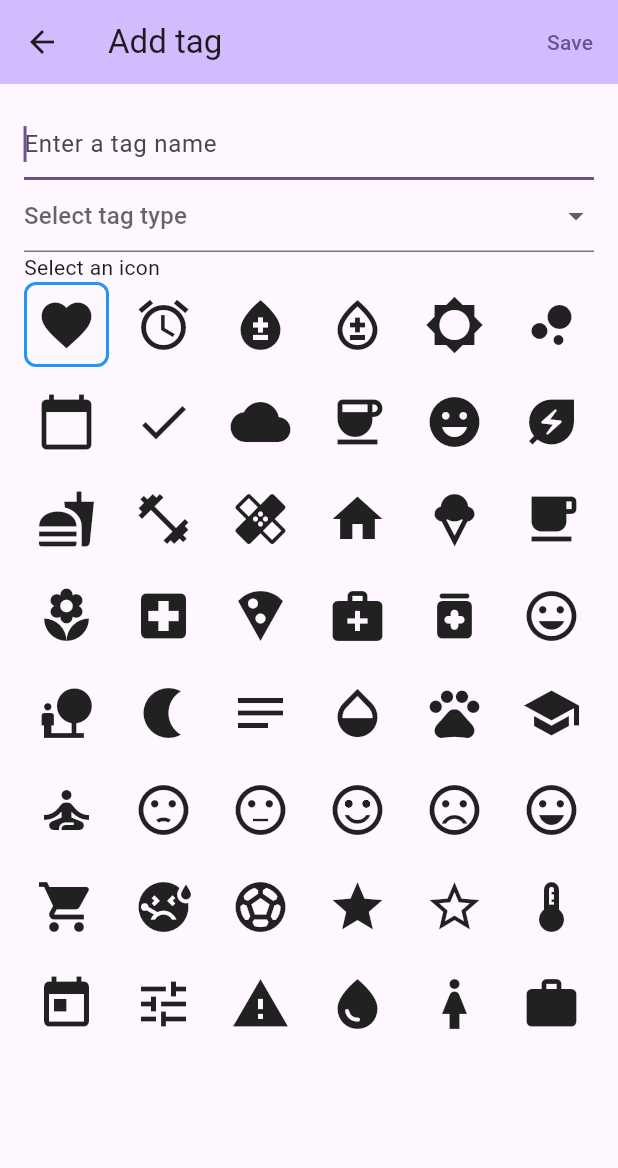
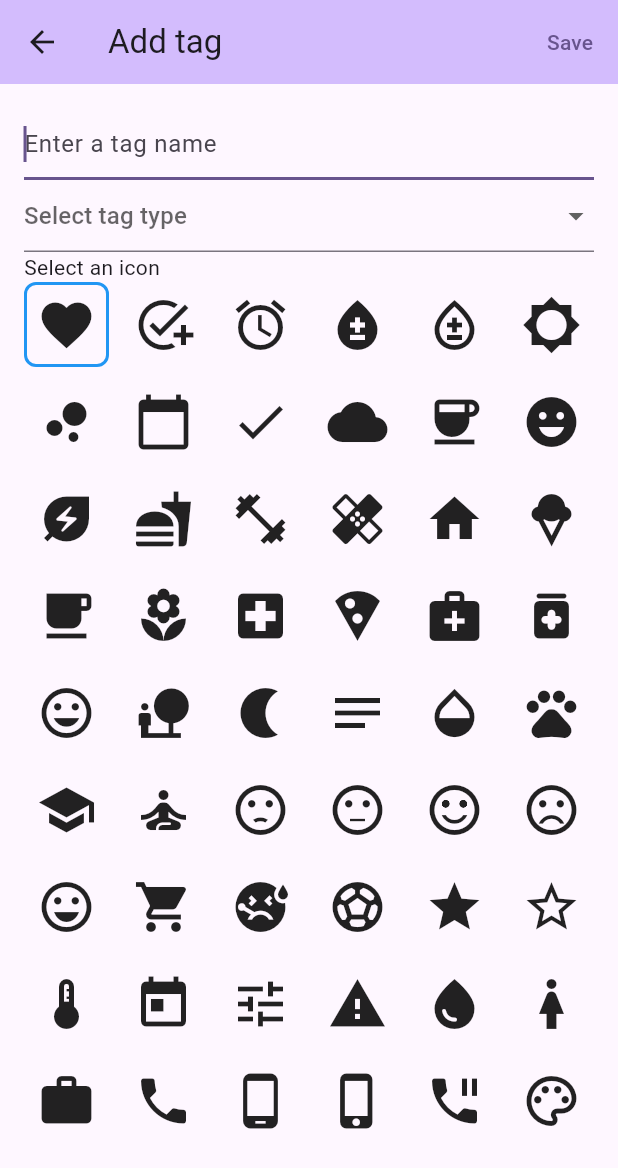
Before and after one commit to HoppenR/flutter-journal-app, a Flutter app: the screen it shows after launch, after a tap on the "arrow forward" icon, after a tap on the "add" icon, on a phone screen of 412 x 824 dp. Shown: the top 1168 px of the screen. Run offline on Flutter 3.47's test engine with Material 3 defaults, Android fonts, the phone set to English and light mode, and no system bars; our stand-ins replace fl_chart, shared_preferences; generated files the repository leaves out were written again.

Commit message:
chore(app): cleanup

```diff
--- a/lib/l10n/app_en.arb
+++ b/lib/l10n/app_en.arb
@@ -128,5 +128,6 @@
 	"saveDataDone": "Saved data...",
 	"@saveDataDone": {
 		"description": "Text displayed when exiting tag overview after changes made, or after a debounce timer after making said changes"
-	}
+	},
+	"moveModeToggle": "Move"
 }
--- a/lib/l10n/app_sv.arb
+++ b/lib/l10n/app_sv.arb
@@ -28,5 +28,6 @@
 	"settingsTitle": "Inställningar",
 	"aboutTitle": "Om projektet",
 	"aboutDescription": "Enkelt dagboksprogram skrivet i Flutter som låter en använda etiketter för att hålla koll på vanor, humör och menscykler genom en tydlig kalenderöverblick.",
-	"saveDataDone": "Sparade data..."
+	"saveDataDone": "Sparade data...",
+	"moveModeToggle": "Flytta"
 }
--- a/lib/src/add_tag_form.dart
+++ b/lib/src/add_tag_form.dart
@@ -37,47 +37,15 @@ class AddTagFormState extends State<AddTagForm> {
         backgroundColor: Theme.of(context).colorScheme.inversePrimary,
         title: Text(AppLocalizations.of(context).addTag),
         actions: <Widget>[
-          TextButton(
-            onPressed: () {
-              if (_formKey.currentState?.validate() ?? false) {
-                // NOTE: selectedType validator asserts not null before this
-                switch (selectedType!) {
-                  case TagTypes.list:
-                    TagManager().addTagList(
-                      tagController.text,
-                      optionControllers
-                          .map(
-                            (TextEditingController controller) =>
-                                controller.text,
-                          )
-                          .toList(growable: false),
-                      selectedIcon!,
-                    );
-                  case TagTypes.toggle:
-                    TagManager().addTagToggle(
-                      tagController.text,
-                      selectedIcon!,
-                    );
-                  case TagTypes.multi:
-                    TagManager().addTagMulti(
-                      tagController.text,
-                      optionControllers
-                          .map(
-                            (TextEditingController controller) =>
-                                controller.text,
-                          )
-                          .toList(growable: false),
-                      selectedIcon!,
+          _buildTagFormValidateButton(context),
+        ],
+      ),
+      body: _buildTagFormBody(context),
     );
   }
-                Navigator.of(context).pop(true);
-              }
-            },
-            child: Text(AppLocalizations.of(context).saveTag),
-          ),
-        ],
-      ),
-      body: Padding(
+
+  Widget _buildTagFormBody(BuildContext context) {
+    return Padding(
       padding: const EdgeInsets.all(16.0),
       child: Form(
         key: _formKey,
@@ -85,7 +53,19 @@ class AddTagFormState extends State<AddTagForm> {
         child: Column(
           crossAxisAlignment: CrossAxisAlignment.start,
           children: <Widget>[
-              TextFormField(
+            _buildTagFormName(context),
+            _buildTagOptionType(context),
+            ...?_buildOptionFields(context),
+            Text(AppLocalizations.of(context).tagSelectIcon),
+            _buildIconSelection(context),
+          ],
+        ),
+      ),
+    );
+  }
+
+  Widget _buildTagFormName(BuildContext context) {
+    return TextFormField(
       controller: tagController,
       decoration: InputDecoration(
         hintText: AppLocalizations.of(context).tagNameHint,
@@ -94,8 +74,11 @@ class AddTagFormState extends State<AddTagForm> {
           ? AppLocalizations.of(context).tagNameMissing
           : null,
       autofocus: true,
-              ),
-              DropdownButtonFormField<TagTypes>(
+    );
+  }
+
+  Widget _buildTagOptionType(BuildContext context) {
+    return DropdownButtonFormField<TagTypes>(
       value: selectedType,
       hint: Text(AppLocalizations.of(context).tagSelectType),
       items: <DropdownMenuItem<TagTypes>>[
@@ -115,21 +98,51 @@ class AddTagFormState extends State<AddTagForm> {
       onChanged: (TagTypes? value) => setState(() {
         selectedType = value;
       }),
-                validator: (TagTypes? value) => value == null
-                    ? AppLocalizations.of(context).tagTypeMissing
-                    : null,
-              ),
-              ...?_buildOptionFields(),
-              Text(AppLocalizations.of(context).tagSelectIcon),
-              _buildIconSelection(),
-            ],
-          ),
-        ),
-      ),
+      validator: (TagTypes? value) =>
+          value == null ? AppLocalizations.of(context).tagTypeMissing : null,
     );
   }
 
-  List<Widget>? _buildOptionFields() {
+  Widget _buildTagFormValidateButton(BuildContext context) {
+    return TextButton(
+      onPressed: () {
+        if (_formKey.currentState?.validate() ?? false) {
+          // NOTE: selectedType validator asserts not null before this
+          switch (selectedType!) {
+            case TagTypes.list:
+              TagManager().addTagList(
+                tagController.text,
+                optionControllers
+                    .map(
+                      (TextEditingController controller) => controller.text,
+                    )
+                    .toList(growable: false),
+                selectedIcon!,
+              );
+            case TagTypes.toggle:
+              TagManager().addTagToggle(
+                tagController.text,
+                selectedIcon!,
+              );
+            case TagTypes.multi:
+              TagManager().addTagMulti(
+                tagController.text,
+                optionControllers
+                    .map(
+                      (TextEditingController controller) => controller.text,
+                    )
+                    .toList(growable: false),
+                selectedIcon!,
+              );
+          }
+          Navigator.of(context).pop(true);
+        }
+      },
+      child: Text(AppLocalizations.of(context).saveTag),
+    );
+  }
+
+  List<Widget>? _buildOptionFields(BuildContext context) {
     switch (selectedType) {
       case null || TagTypes.toggle:
         return null;
@@ -140,7 +153,19 @@ class AddTagFormState extends State<AddTagForm> {
             AppLocalizations.of(context).tagOptions,
             style: const TextStyle(fontWeight: FontWeight.bold),
           ),
-          ...optionControllers.asMap().entries.map(
+          ..._buildOptionInputs(context),
+          IconButton(
+            icon: const Icon(Icons.add),
+            onPressed: () => setState(() {
+              optionControllers.add(TextEditingController());
+            }),
+          ),
+        ];
+    }
+  }
+
+  Iterable<Row> _buildOptionInputs(BuildContext context) {
+    return optionControllers.asMap().entries.map(
       (MapEntry<int, TextEditingController> entry) {
         return Row(
           children: <Widget>[
@@ -150,8 +175,7 @@ class AddTagFormState extends State<AddTagForm> {
                 decoration: InputDecoration(
                   hintText: AppLocalizations.of(context).tagAddOption,
                 ),
-                      validator: (String? value) =>
-                          value == null || value.isEmpty
+                validator: (String? value) => value == null || value.isEmpty
                     ? AppLocalizations.of(context).tagOptionMissing
                     : null,
                 onChanged: (String? value) => setState(() {}),
@@ -167,24 +191,22 @@ class AddTagFormState extends State<AddTagForm> {
           ],
         );
       },
-          ),
-          IconButton(
-            icon: const Icon(Icons.add),
-            onPressed: () => setState(() {
-              optionControllers.add(TextEditingController());
-            }),
-          ),
-        ];
-    }
+    );
   }
 
-  Widget _buildIconSelection() {
+  Widget _buildIconSelection(BuildContext context) {
     return Expanded(
       child: LayoutBuilder(
         builder: (BuildContext context, BoxConstraints constraints) {
           final double availableWidth = constraints.maxWidth;
           final int maxIconsInRow = availableWidth ~/ (_iconSize + 16.0);
+          return _buildIconGridBuilder(context, maxIconsInRow);
+        },
+      ),
+    );
+  }
 
+  Widget _buildIconGridBuilder(BuildContext context, int maxIconsInRow) {
     return GridView.builder(
       gridDelegate: SliverGridDelegateWithFixedCrossAxisCount(
         crossAxisCount: maxIconsInRow,
@@ -204,9 +226,7 @@ class AddTagFormState extends State<AddTagForm> {
           child: Container(
             decoration: BoxDecoration(
               border: Border.all(
-                      color: selectedIcon == icon
-                          ? Colors.blue
-                          : Colors.transparent,
+                color: selectedIcon == icon ? Colors.blue : Colors.transparent,
                 width: 2.0,
               ),
               borderRadius: BorderRadius.circular(8.0),
@@ -216,8 +236,5 @@ class AddTagFormState extends State<AddTagForm> {
         );
       },
     );
-        },
-      ),
-    );
   }
 }
--- a/lib/src/calendar_week.dart
+++ b/lib/src/calendar_week.dart
@@ -64,7 +64,44 @@ class CalendarWeekState extends State<CalendarWeek> {
         padding: const EdgeInsets.all(gridEdgeInset),
         child: Row(
           children: <Widget>[
-            GestureDetector(
+            _buildTagBannerColumn(context, cellHeight, tagCount),
+            const SizedBox(width: 4.0),
+            Expanded(
+              child: GridView.builder(
+                physics: const NeverScrollableScrollPhysics(),
+                gridDelegate: SliverGridDelegateWithFixedCrossAxisCount(
+                  crossAxisCount: DateTime.daysPerWeek,
+                  mainAxisExtent: cellHeight,
+                  crossAxisSpacing: 4.0,
+                  mainAxisSpacing: 4.0,
+                ),
+                itemCount: TagManager().tags.length * DateTime.daysPerWeek,
+                itemBuilder: (BuildContext context, int index) {
+                  final int dayIndex = index % DateTime.daysPerWeek;
+                  final int tagIndex = index ~/ DateTime.daysPerWeek;
+                  final DateTime curDay = widget.weekStartDate.add(
+                    Duration(days: dayIndex),
+                  );
+                  return TextButton(
+                    onPressed: () => _showTagDayOverview(context, curDay),
+                    style: _buttonStyle(context),
+                    child: _buttonContent(context, curDay, tagIndex),
+                  );
+                },
+              ),
+            ),
+          ],
+        ),
+      );
+    });
+  }
+
+  Widget _buildTagBannerColumn(
+    BuildContext context,
+    double cellHeight,
+    int tagCount,
+  ) {
+    return GestureDetector(
       onTap: () {
         setState(() {
           _isExpanded = !_isExpanded;
@@ -83,8 +120,19 @@ class CalendarWeekState extends State<CalendarWeek> {
           ),
           itemCount: tagCount,
           itemBuilder: (BuildContext context, int index) {
-                    final TagData curTag =
-                        TagManager().tags.values.elementAt(index);
+            return _buildTagBannerCell(context, index, cellHeight);
+          },
+        ),
+      ),
+    );
+  }
+
+  Widget _buildTagBannerCell(
+    BuildContext context,
+    int index,
+    double cellHeight,
+  ) {
+    final TagData curTag = TagManager().tags.values.elementAt(index);
     return Container(
       height: cellHeight,
       decoration: BoxDecoration(
@@ -115,39 +163,6 @@ class CalendarWeekState extends State<CalendarWeek> {
         ],
       ),
     );
-                  },
-                ),
-              ),
-            ),
-            const SizedBox(width: 4.0),
-            Expanded(
-              child: GridView.builder(
-                physics: const NeverScrollableScrollPhysics(),
-                gridDelegate: SliverGridDelegateWithFixedCrossAxisCount(
-                  crossAxisCount: DateTime.daysPerWeek,
-                  mainAxisExtent: cellHeight,
-                  crossAxisSpacing: 4.0,
-                  mainAxisSpacing: 4.0,
-                ),
-                itemCount: TagManager().tags.length * DateTime.daysPerWeek,
-                itemBuilder: (BuildContext context, int index) {
-                  final int dayIndex = index % DateTime.daysPerWeek;
-                  final int tagIndex = index ~/ DateTime.daysPerWeek;
-                  final DateTime curDay = widget.weekStartDate.add(
-                    Duration(days: dayIndex),
-                  );
-                  return TextButton(
-                    onPressed: () => _showTagDayOverview(context, curDay),
-                    style: _buttonStyle(context),
-                    child: _buttonContent(context, curDay, tagIndex),
-                  );
-                },
-              ),
-            ),
-          ],
-        ),
-      );
-    });
   }
 
   ButtonStyle _buttonStyle(BuildContext context) {
--- a/lib/src/journal.dart
+++ b/lib/src/journal.dart
@@ -134,16 +134,6 @@ class _JournalPageState extends State<JournalPage> {
         ],
       ),
       resizeToAvoidBottomInset: false,
-      body: Column(children: <Widget>[
-        if (_selectedViewIndex == _JournalPages.calendar) ...<Widget>[
-          // Calendar View
-          _calendarNavigation(),
-          _calendarBody(),
-        ] else if (_selectedViewIndex == _JournalPages.graphs) ...<Widget>[
-          // Graph view
-          const Expanded(child: GraphPage()),
-        ],
-      ]),
       floatingActionButtonLocation: FloatingActionButtonLocation.centerDocked,
       floatingActionButton: _selectedViewIndex == _JournalPages.calendar
           ? FloatingActionButton(
@@ -159,8 +149,27 @@ class _JournalPageState extends State<JournalPage> {
         notchMargin: 8.0,
         child: Row(
           children: <Widget>[
-            Expanded(
-              child: InkWell(
+            Expanded(child: _buildCalendarNavigationButton(context)),
+            const SizedBox(width: 80.0),
+            Expanded(child: _buildGraphsNavigationButton(context)),
+          ],
+        ),
+      ),
+      body: Column(children: <Widget>[
+        if (_selectedViewIndex == _JournalPages.calendar) ...<Widget>[
+          // Calendar View
+          _buildCalendarNavigationTopBar(context),
+          _buildCalendarBody(context),
+        ] else if (_selectedViewIndex == _JournalPages.graphs) ...<Widget>[
+          // Graph view
+          const Expanded(child: GraphPage()),
+        ],
+      ]),
+    );
+  }
+
+  Widget _buildCalendarNavigationButton(BuildContext context) {
+    return InkWell(
       customBorder: RoundedRectangleBorder(
         borderRadius: BorderRadius.circular(8.0),
         side: const BorderSide(width: 8.0),
@@ -176,11 +185,11 @@ class _JournalPageState extends State<JournalPage> {
           Text(AppLocalizations.of(context).navigationCalendar),
         ],
       ),
-              ),
-            ),
-            const SizedBox(width: 80.0),
-            Expanded(
-              child: InkWell(
+    );
+  }
+
+  Widget _buildGraphsNavigationButton(BuildContext context) {
+    return InkWell(
       customBorder: RoundedRectangleBorder(
         borderRadius: BorderRadius.circular(8.0),
         side: const BorderSide(width: 8.0),
@@ -196,15 +205,10 @@ class _JournalPageState extends State<JournalPage> {
           Text(AppLocalizations.of(context).navigationGraphs),
         ],
       ),
-              ),
-            ),
-          ],
-        ),
-      ),
     );
   }
 
-  Widget _calendarBody() {
+  Widget _buildCalendarBody(BuildContext context) {
     return Expanded(
       child: PageView.builder(
         controller: _pageController,
@@ -218,7 +222,7 @@ class _JournalPageState extends State<JournalPage> {
     );
   }
 
-  Widget _calendarNavigation() {
+  Widget _buildCalendarNavigationTopBar(BuildContext context) {
     return Row(
       mainAxisAlignment: MainAxisAlignment.spaceBetween,
       children: <Widget>[
@@ -235,8 +239,25 @@ class _JournalPageState extends State<JournalPage> {
         ValueListenableBuilder<int>(
           valueListenable: _focusedPageNotifier,
           builder: (BuildContext context, int pageIndex, _) {
+            return _buildDateWeekHoldButton(context, pageIndex);
+          },
+        ),
+        IconButton(
+          icon: const Icon(Icons.arrow_forward),
+          onPressed: () {
+            final int page = _pageController.page!.toInt();
+            if (page < _lastPage) {
+              return _jumpToPage(page + 1);
+            }
+          },
+          tooltip: AppLocalizations.of(context).nextWeek,
+        ),
+      ],
+    );
+  }
+
+  Widget _buildDateWeekHoldButton(BuildContext context, int pageIndex) {
     final DateTime currentDate = _pageIndexToDate(pageIndex);
-
     return InkWell(
       customBorder: RoundedRectangleBorder(
         borderRadius: BorderRadius.circular(8.0),
@@ -266,19 +287,6 @@ class _JournalPageState extends State<JournalPage> {
           fontWeight: FontWeight.bold,
         ),
       ),
-              );
-            }),
-        IconButton(
-          icon: const Icon(Icons.arrow_forward),
-          onPressed: () {
-            final int page = _pageController.page!.toInt();
-            if (page < _lastPage) {
-              return _jumpToPage(page + 1);
-            }
-          },
-          tooltip: AppLocalizations.of(context).nextWeek,
-        ),
-      ],
     );
   }
 
@@ -338,7 +346,8 @@ class _JournalPageState extends State<JournalPage> {
 
 class JournalScrollBehavior extends MaterialScrollBehavior {
   @override
-  Set<PointerDeviceKind> get dragDevices => <PointerDeviceKind>{
+  Set<PointerDeviceKind> get dragDevices {
+    return <PointerDeviceKind>{
       PointerDeviceKind.touch,
       PointerDeviceKind.mouse,
       PointerDeviceKind.stylus,
@@ -346,3 +355,4 @@ class JournalScrollBehavior extends MaterialScrollBehavior {
       PointerDeviceKind.trackpad,
     };
   }
+}
--- a/lib/src/tag.dart
+++ b/lib/src/tag.dart
@@ -79,6 +79,7 @@ final Map<int, IconData> availableIcons = <int, IconData>{
   Icons.favorite.codePoint: Icons.favorite,
 
   // ICONS
+  Icons.add_task.codePoint: Icons.add_task,
   Icons.alarm.codePoint: Icons.alarm,
   Icons.bloodtype.codePoint: Icons.bloodtype,
   Icons.bloodtype_outlined.codePoint: Icons.bloodtype_outlined,
@@ -128,6 +129,13 @@ final Map<int, IconData> availableIcons = <int, IconData>{
   Icons.water_drop.codePoint: Icons.water_drop,
   Icons.woman.codePoint: Icons.woman,
   Icons.work.codePoint: Icons.work,
+
+  // New
+  Icons.phone.codePoint: Icons.phone,
+  Icons.phone_android.codePoint: Icons.phone_android,
+  Icons.phone_iphone.codePoint: Icons.phone_iphone,
+  Icons.phone_paused.codePoint: Icons.phone_paused,
+  Icons.palette_outlined.codePoint: Icons.palette_outlined,
 };
 
 class TagData {
--- a/pubspec.yaml
+++ b/pubspec.yaml
@@ -82,7 +82,10 @@ flutter:
   # "family" key with the font family name, and a "fonts" key with a
   # list giving the asset and other descriptors for the font. For
   # example:
-  # fonts:
+  fonts:
+    - family: JournalApp
+      fonts:
+        - asset: fonts/JournalApp.ttf
   #   - family: Schyler
   #     fonts:
   #       - asset: fonts/Schyler-Regular.ttf
```
Also changed, not shown: lib/main.dart (+11 -3 lines), lib/src/settings.dart (+50 -24 lines), lib/src/tag_overview.dart (+35 -27 lines), fonts/JournalApp.ttf (added), 1 other file. Lines whose indentation alone changed are shown as unchanged.
